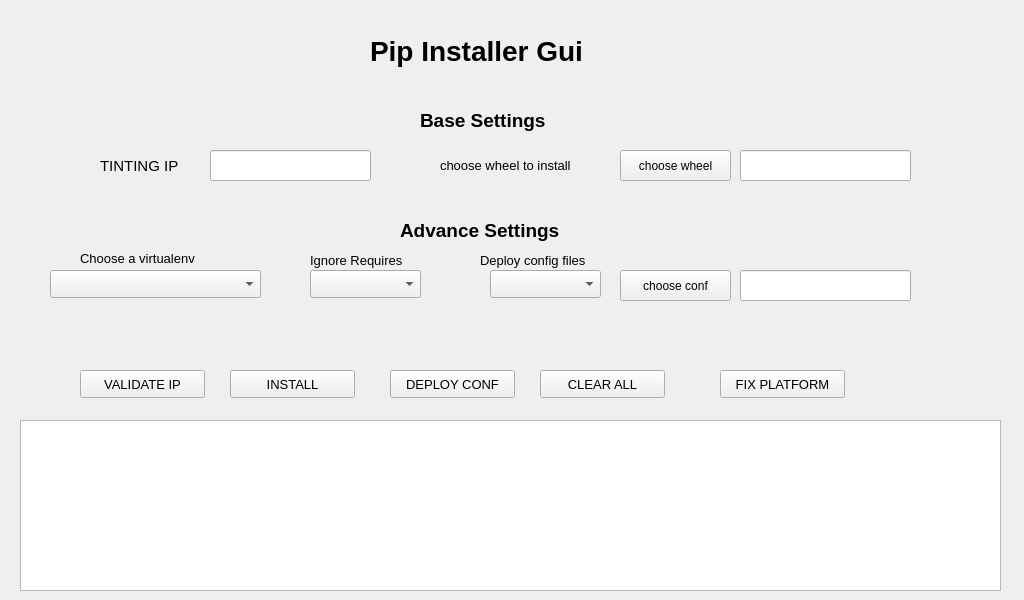
Qt form src/main/resources/base/main_window.ui (FrancescoGalasso/pip-installer-gui) before a commit.
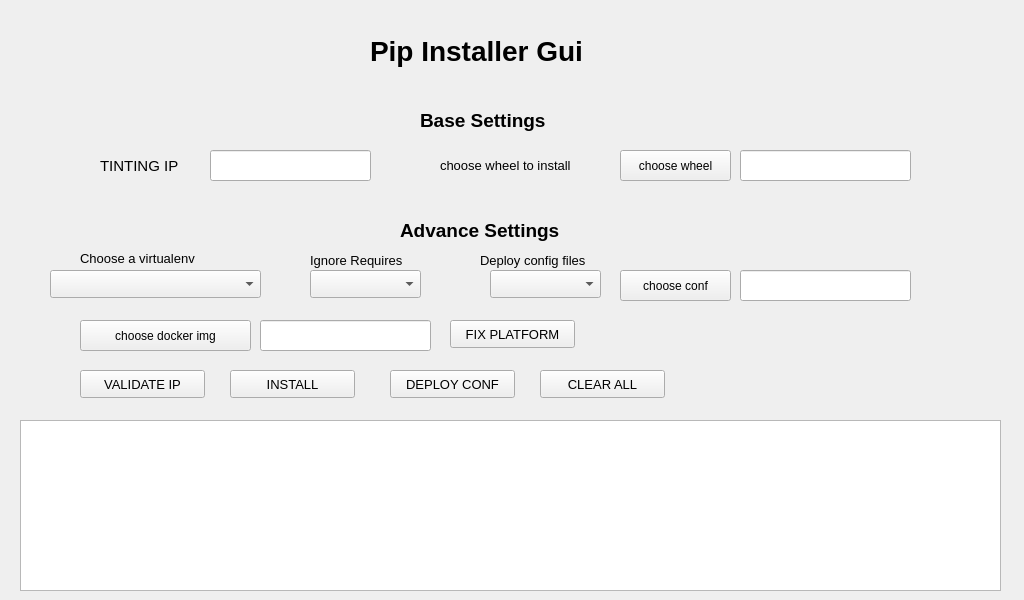
The same form after that commit.

Diff of the .ui file:
```diff
--- a/src/main/resources/base/main_window.ui
+++ b/src/main/resources/base/main_window.ui
@@ -404,10 +404,13 @@
      </property>
     </widget>
     <widget class="QPushButton" name="pushButton_fix_platform">
+     <property name="enabled">
+      <bool>true</bool>
+     </property>
      <property name="geometry">
       <rect>
-       <x>730</x>
-       <y>370</y>
+       <x>460</x>
+       <y>320</y>
        <width>125</width>
        <height>28</height>
       </rect>
@@ -421,6 +424,37 @@
       <string>FIX PLATFORM</string>
      </property>
     </widget>
+    <widget class="QPushButton" name="pushButton_choose_docker_img">
+     <property name="geometry">
+      <rect>
+       <x>90</x>
+       <y>320</y>
+       <width>171</width>
+       <height>31</height>
+      </rect>
+     </property>
+     <property name="font">
+      <font>
+       <pointsize>9</pointsize>
+      </font>
+     </property>
+     <property name="text">
+      <string>choose docker img</string>
+     </property>
+    </widget>
+    <widget class="QLineEdit" name="qline_docker_img_path">
+     <property name="geometry">
+      <rect>
+       <x>270</x>
+       <y>320</y>
+       <width>171</width>
+       <height>31</height>
+      </rect>
+     </property>
+     <property name="readOnly">
+      <bool>true</bool>
+     </property>
+    </widget>
    </widget>
   </widget>
  </widget>
```
